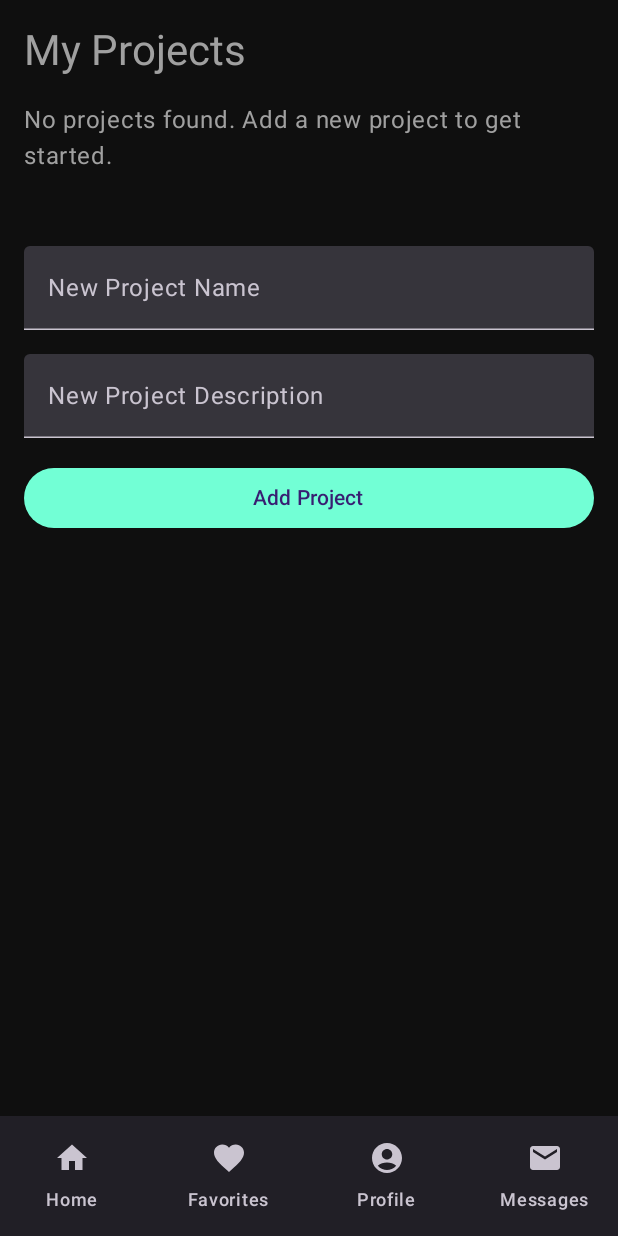
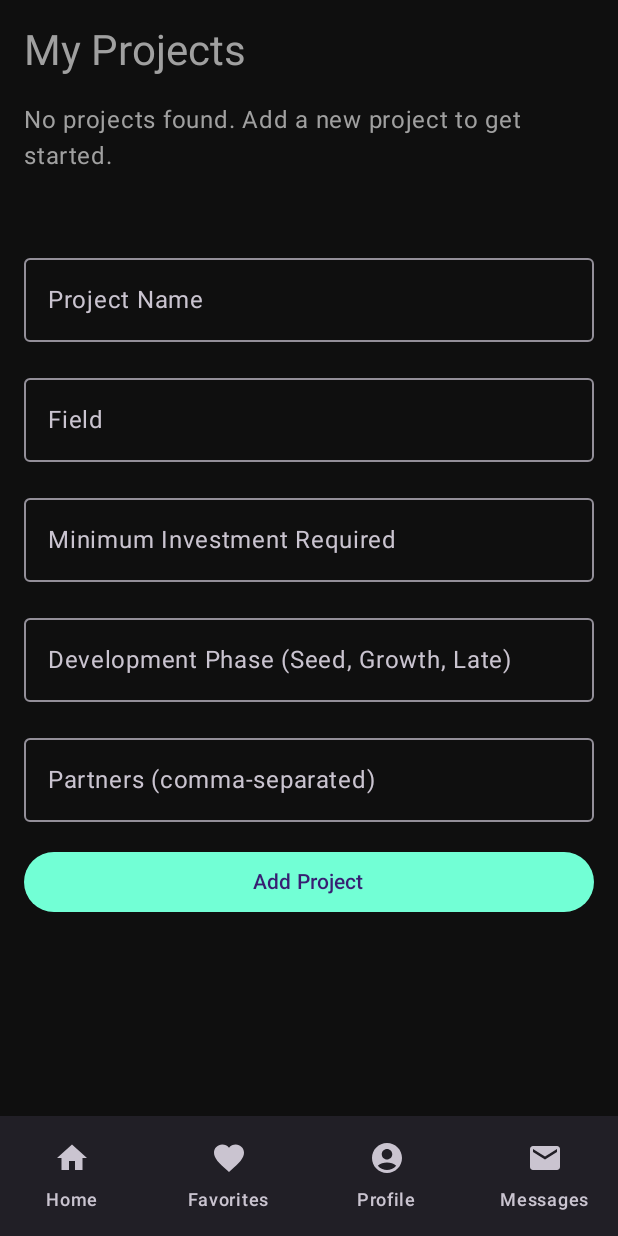
Before and after one commit to rookiky/Invest_er, an Android app built with Jetpack Compose: the FounderProjectScreen screen opened through its navigation route, on a phone screen of 412 x 824 dp. Run offline under Robolectric (Android 15) with nearby library versions, the phone set to English and light mode, and no system bars; our stand-ins replace Firebase (no records; nobody signed in at launch, a user with empty details on screens opened directly).

Commit message:
everything working fine

```diff
--- a/app/src/main/java/com/example/invest/MainScreen.kt
+++ b/app/src/main/java/com/example/invest/MainScreen.kt
@@ -14,6 +14,7 @@ import androidx.compose.ui.graphics.vector.ImageVector
 import com.example.invest.FounderProfileScreen
 import com.example.invest.homeScreen.FounderHomeScreen
 import com.example.invest.InvestorProfileScreen
+import com.example.invest.LoginScreen
 import com.example.invest.favoriteScreen.FavoritesScreen
 
 import com.example.invest.homeScreen.InvestorHomeScreen
@@ -26,20 +27,23 @@ import com.google.firebase.auth.FirebaseAuth
 @Composable
 fun MainScreen(accountType: String) {
     val navController = rememberNavController()
+    val userId = FirebaseAuth.getInstance().currentUser?.uid
+
         Scaffold(
             bottomBar = { BottomNavigationBar(navController, accountType) }
         ) { innerPadding ->
-            val userId = FirebaseAuth.getInstance().currentUser?.uid
+
             NavHost(
                 navController = navController,
                 startDestination = "home",
                 modifier = Modifier.padding(innerPadding)
             ) {
+
                 composable("home") {
                     if (accountType == "Founder") {
                         FounderHomeScreen()
                     } else {
-                        InvestorHomeScreen() // ViewModel is used internally
+                        InvestorHomeScreen()
                     }
                 }
                 composable("profile") {
@@ -47,7 +51,7 @@ fun MainScreen(accountType: String) {
                         if (accountType == "Founder") {
                             FounderProfileScreen(founderId = userId)
                         } else if(accountType == "Investor") {
-                            InvestorProfileScreen()
+                            InvestorProfileScreen(navController = navController)
                         }
                     }
                 }
--- a/app/src/main/java/com/example/invest/data/Project.kt
+++ b/app/src/main/java/com/example/invest/data/Project.kt
@@ -8,5 +8,9 @@ data class Project(
     val createdAt: Long = 0L,
     val likedBy: Map<String, Boolean>? = null,
     val dislikedBy: Map<String, Boolean>? = null,
-    val favoriteBy: Map<String, Boolean>? = null
+    val favoriteBy: Map<String, Boolean>? = null,
+    val minimumInvestment: String = "",
+    val developmentPhase: String = "",
+    val partners: List<String> = emptyList(),
+    val field: String = "",
 )
--- a/app/src/main/java/com/example/invest/projectScreen/FounderProjectScreen.kt
+++ b/app/src/main/java/com/example/invest/projectScreen/FounderProjectScreen.kt
@@ -2,20 +2,22 @@ package com.example.invest.projectScreen
 
 import android.widget.Toast
 import androidx.compose.foundation.layout.*
-import androidx.compose.foundation.shape.RoundedCornerShape
+import androidx.compose.foundation.text.KeyboardOptions
 import androidx.compose.material3.*
 import androidx.compose.runtime.*
 import androidx.compose.ui.Modifier
 import androidx.compose.ui.platform.LocalContext
+import androidx.compose.ui.text.input.KeyboardType
 import androidx.compose.ui.unit.dp
 import androidx.lifecycle.viewmodel.compose.viewModel
 import com.example.invest.data.Project
-import com.example.invest.viewModel.FounderProfileViewModel
+import com.example.invest.viewModel.FounderProjectViewModel
 
+@OptIn(ExperimentalMaterial3Api::class)
 @Composable
 fun FounderProjectScreen(
     founderId: String,
-    viewModel: FounderProfileViewModel = viewModel()
+    viewModel: FounderProjectViewModel = viewModel()
 ) {
     val projects = remember { mutableStateListOf<Project>() }
     val context = LocalContext.current
@@ -33,6 +35,18 @@ fun FounderProjectScreen(
         )
     }
 
+    var projectName by remember { mutableStateOf("") }
+    var projectDescription by remember { mutableStateOf("") }
+    var projectField by remember { mutableStateOf("") }
+    var minimumInvestment by remember { mutableStateOf("") }
+    var developmentPhase by remember { mutableStateOf("") }
+    var partners by remember { mutableStateOf("") }
+
+    val textFieldColors = TextFieldDefaults.outlinedTextFieldColors(
+        unfocusedTextColor = MaterialTheme.colorScheme.onBackground,
+        focusedTextColor = MaterialTheme.colorScheme.onBackground
+    )
+
     Column(
         modifier = Modifier
             .fillMaxSize()
@@ -41,6 +55,7 @@ fun FounderProjectScreen(
     ) {
         Text("My Projects", style = MaterialTheme.typography.headlineMedium)
 
+        // Display existing projects
         if (projects.isEmpty()) {
             Text("No projects found. Add a new project to get started.")
         } else {
@@ -49,11 +64,14 @@ fun FounderProjectScreen(
                     modifier = Modifier
                         .fillMaxWidth()
                         .padding(vertical = 8.dp),
-                    shape = RoundedCornerShape(8.dp)
+                    shape = MaterialTheme.shapes.medium
                 ) {
                     Column(modifier = Modifier.padding(16.dp)) {
                         Text(project.name, style = MaterialTheme.typography.titleLarge)
-                        Text(project.description, style = MaterialTheme.typography.bodyMedium)
+                        Text("Field: ${project.field}", style = MaterialTheme.typography.bodyMedium)
+                        Text("Minimum Investment: ${project.minimumInvestment}", style = MaterialTheme.typography.bodyMedium)
+                        Text("Development Phase: ${project.developmentPhase}", style = MaterialTheme.typography.bodyMedium)
+                        Text("Partners: ${project.partners.joinToString(", ")}", style = MaterialTheme.typography.bodyMedium)
                     }
                 }
             }
@@ -61,31 +79,66 @@ fun FounderProjectScreen(
 
         Spacer(modifier = Modifier.height(16.dp))
 
-        var newProjectName by remember { mutableStateOf("") }
-        var newProjectDescription by remember { mutableStateOf("") }
+        OutlinedTextField(
+            value = projectName,
+            onValueChange = { projectName = it },
+            label = { Text("Project Name") },
+            modifier = Modifier.fillMaxWidth(),
+            colors = textFieldColors
+        )
 
-        TextField(
-            value = newProjectName,
-            onValueChange = { newProjectName = it },
-            label = { Text("New Project Name") },
-            modifier = Modifier.fillMaxWidth()
+        OutlinedTextField(
+            value = projectField,
+            onValueChange = { projectField = it },
+            label = { Text("Field") },
+            modifier = Modifier.fillMaxWidth(),
+            colors = textFieldColors
         )
-        TextField(
-            value = newProjectDescription,
-            onValueChange = { newProjectDescription = it },
-            label = { Text("New Project Description") },
-            modifier = Modifier.fillMaxWidth()
+
+        OutlinedTextField(
+            value = minimumInvestment,
+            onValueChange = { minimumInvestment = it },
+            label = { Text("Minimum Investment Required") },
+            keyboardOptions = KeyboardOptions(keyboardType = KeyboardType.Number),
+            modifier = Modifier.fillMaxWidth(),
+            colors = textFieldColors
         )
+
+        OutlinedTextField(
+            value = developmentPhase,
+            onValueChange = { developmentPhase = it },
+            label = { Text("Development Phase (Seed, Growth, Late)") },
+            modifier = Modifier.fillMaxWidth(),
+            colors = textFieldColors
+        )
+
+        OutlinedTextField(
+            value = partners,
+            onValueChange = { partners = it },
+            label = { Text("Partners (comma-separated)") },
+            modifier = Modifier.fillMaxWidth(),
+            colors = textFieldColors
+        )
+
+        // Save Project Button
         Button(
             onClick = {
+                if (projectName.isNotBlank()) {
                     viewModel.saveProject(
-                    projectName = newProjectName,
-                    projectDescription = newProjectDescription,
+                        projectName = projectName,
+                        projectDescription = projectDescription,
+                        projectField = projectField,
+                        minimumInvestment = minimumInvestment,
+                        developmentPhase = developmentPhase,
+                        partners = partners.split(", ").map { it.trim() },
                         founderId = founderId,
                         onSuccess = {
                             Toast.makeText(context, "Project saved successfully", Toast.LENGTH_SHORT).show()
-                        newProjectName = ""
-                        newProjectDescription = ""
+                            projectName = ""
+                            projectField = ""
+                            minimumInvestment = ""
+                            developmentPhase = ""
+                            partners = ""
                             viewModel.fetchProjectsForFounder(
                                 userId = founderId,
                                 onResult = { refreshedProjects ->
@@ -101,8 +154,15 @@ fun FounderProjectScreen(
                             Toast.makeText(context, "Failed to save project: $message", Toast.LENGTH_SHORT).show()
                         }
                     )
+                } else {
+                    Toast.makeText(context, "Project Name cannot be empty", Toast.LENGTH_SHORT).show()
+                }
             },
-            modifier = Modifier.fillMaxWidth()
+            modifier = Modifier.fillMaxWidth(),
+            colors = ButtonDefaults.buttonColors(
+                containerColor = MaterialTheme.colorScheme.primary,
+                contentColor = MaterialTheme.colorScheme.onPrimary
+            )
         ) {
             Text("Add Project")
         }
--- /dev/null
+++ b/app/src/main/java/com/example/invest/viewModel/FounderProjectViewModel.kt
@@ -0,0 +1,121 @@
+package com.example.invest.viewModel
+
+import android.content.Context
+import android.util.Log
+import android.widget.Toast
+import androidx.lifecycle.ViewModel
+import com.example.invest.data.FounderProfile
+import com.example.invest.data.Project
+import com.google.firebase.auth.FirebaseAuth
+import com.google.firebase.database.FirebaseDatabase
+
+class FounderProjectViewModel : ViewModel()  {
+    fun saveFounderProfile(context: Context, name: String, projectDescription: String, profileImage: String) {
+        val userId = FirebaseAuth.getInstance().currentUser?.uid ?: return
+        val database = FirebaseDatabase.getInstance()
+        val founderRef = database.getReference("Users/Founders/$userId")
+        Log.d("userId:", userId)
+        Log.d("FounderRef", founderRef.toString())
+
+        val founderData = FounderProfile(
+            id = userId,
+            name = name,
+            profileImage = profileImage,
+            createdAt = System.currentTimeMillis()
+        )
+
+
+        founderRef.setValue(founderData)
+            .addOnSuccessListener {
+                Toast.makeText(context, "Profile saved successfully", Toast.LENGTH_SHORT).show()
+            }
+            .addOnFailureListener { error ->
+                Toast.makeText(context, "Failed to save profile: ${error.message}", Toast.LENGTH_SHORT).show()
+            }
+    }
+
+    fun fetchProjectsForFounder(
+        userId: String,
+        onResult: (List<Project>) -> Unit,
+        onFailure: (String) -> Unit
+    ) {
+        val database = FirebaseDatabase.getInstance()
+        val founderProjectsRef = database.getReference("Users/$userId/projects")
+
+        founderProjectsRef.get()
+            .addOnSuccessListener { snapshot ->
+                val projectIds = snapshot.children.mapNotNull { it.key }
+                val projects = mutableListOf<Project>()
+
+                for (projectId in projectIds) {
+                    val projectRef = database.getReference("Projects/$projectId")
+                    projectRef.get()
+                        .addOnSuccessListener { projectSnapshot ->
+                            val project = projectSnapshot.getValue(Project::class.java)
+                            if (project != null) projects.add(project)
+
+                            // Return results when all projects are loaded
+                            if (projects.size == projectIds.size) {
+                                onResult(projects)
+                            }
+                        }
+                        .addOnFailureListener { onFailure(it.message ?: "Failed to fetch project details") }
+                }
+            }
+            .addOnFailureListener { onFailure(it.message ?: "Failed to fetch founder projects") }
+    }
+
+
+
+    fun saveProject(
+        projectName: String,
+        projectDescription: String,
+        projectField: String,
+        minimumInvestment: String,
+        developmentPhase: String,
+        partners: List<String>,
+        founderId: String,
+        onSuccess: () -> Unit,
+        onFailure: (String) -> Unit
+    ) {
+        val database = FirebaseDatabase.getInstance()
+        val projectRef = database.getReference("Projects").push()
+        val projectId = projectRef.key ?: run {
+            onFailure("Failed to generate project ID")
+            return
+        }
+
+        val founderId = FirebaseAuth.getInstance().currentUser?.uid ?: run {
+            onFailure("User is not authenticated")
+            return
+        }
+
+        val project = Project(
+            id = projectId,
+            name = projectName,
+            description = projectDescription,
+            field = projectField,
+            minimumInvestment = minimumInvestment,
+            developmentPhase = developmentPhase,
+            partners = partners,
+            founderId = founderId
+        )
+
+        projectRef.setValue(project)
+            .addOnSuccessListener {
+
+                val founderRef = database.getReference("Users/$founderId/projects/$projectId")
+                founderRef.setValue(true)
+                    .addOnSuccessListener {
+                        onSuccess()
+                    }
+                    .addOnFailureListener { error ->
+                        onFailure("Failed to associate project with founder: ${error.message}")
+                    }
+            }
+            .addOnFailureListener { error ->
+                onFailure("Failed to save project: ${error.message}")
+            }
+    }
+
+}
```
Also changed, not shown: app/src/main/java/com/example/invest/FounderProfileScreen.kt (+63 -25 lines), app/src/main/java/com/example/invest/InvestorProfileScreen.kt (+34 -10 lines), app/src/main/java/com/example/invest/data/FounderProfile.kt (+5 -2 lines), app/src/main/java/com/example/invest/viewModel/FounderProfileViewModel.kt (+27 -95 lines). Lines whose indentation alone changed are shown as unchanged.
